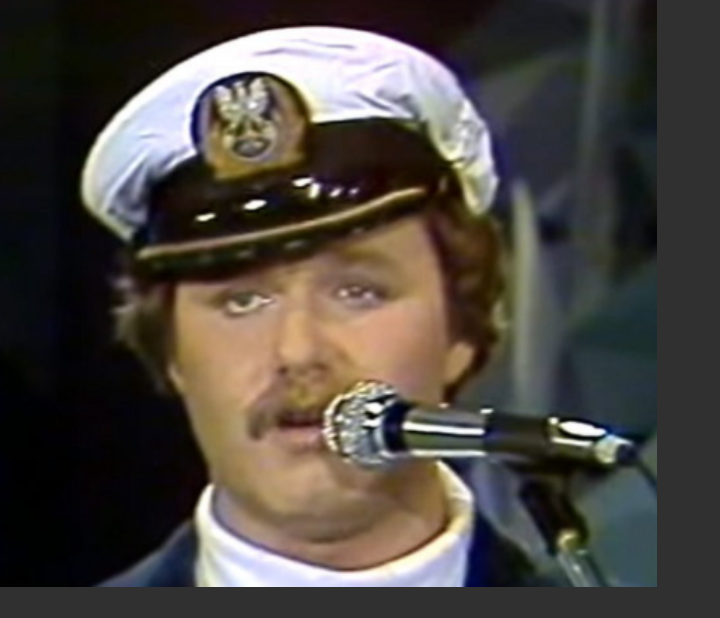
After one commit to Szymon-Zieba/kulkagra, an Android app: the FinishActivity screen opened directly, with no data from a screen before it, on a phone screen of 824 x 412 dp (held sideways). The commit adds this screen. Shown: the whole screen, without its empty margins (0-720 px from the left). Run offline under Robolectric (Android 15) with nearby library versions, the phone set to English and light mode, and no system bars.

Commit message:
Duże poprawki

```diff
--- a/app/src/main/java/org/o7planning/kulkagra/Ball.java
+++ b/app/src/main/java/org/o7planning/kulkagra/Ball.java
@@ -139,6 +139,9 @@ public class Ball {
      * @see RectF
      */
     public RectF putXAndY(float pX, float pY) {
+        if(this.mWidth < 0 || this.mHeight < 0)
+            return null;
+
         mSpeedX += pX / COMPENSATOR;
         if(mSpeedX > MAX_SPEED)
             mSpeedX = MAX_SPEED;
--- /dev/null
+++ b/app/src/main/java/org/o7planning/kulkagra/FinishActivity.java
@@ -0,0 +1,49 @@
+package org.o7planning.kulkagra;
+
+import androidx.appcompat.app.AppCompatActivity;
+
+import android.media.MediaPlayer;
+import android.os.Bundle;
+import android.os.*;
+import android.content.Intent;
+
+public class FinishActivity extends AppCompatActivity {
+    private MediaPlayer mediaPlayer;
+    int soundToPlay;
+
+    @Override
+    protected void onCreate(Bundle savedInstanceState) {
+        super.onCreate(savedInstanceState);
+        setContentView(R.layout.activity_finish);
+        try {
+            if (mediaPlayer.isPlaying()) {
+                mediaPlayer.stop();
+            }
+            mediaPlayer.start();
+        } catch (Exception e) {
+            e.printStackTrace();
+        }
+
+        soundToPlay = R.raw.parostatek;
+
+        mediaPlayer = MediaPlayer.create(this, soundToPlay);
+
+        // Ustaw obsługe odtwarzacza
+        mediaPlayer.setOnCompletionListener(new MediaPlayer.OnCompletionListener() {
+            public void onCompletion(MediaPlayer mp) {
+                mediaPlayer.release();
+            }
+        });
+
+        // Pauza jeśli już działa lub start jeśli nie
+        try {
+            if (mediaPlayer.isPlaying()) {
+                mediaPlayer.stop();
+            }
+            mediaPlayer.start();
+        } catch(Exception e) { e.printStackTrace(); }
+
+
+    }
+
+}
--- a/app/src/main/java/org/o7planning/kulkagra/PhysicalGameEngine.java
+++ b/app/src/main/java/org/o7planning/kulkagra/PhysicalGameEngine.java
@@ -66,6 +66,8 @@ public class PhysicalGameEngine implements SensorEventListener {
         if(mBall != null) {
             // Aktualizauj pozycje piłki
             RectF hitBox = mBall.putXAndY(x, y);
+
+            if(hitBox == null) return;
 
             for(Bloc block : mBlocks) {
                 // Stwórz nowy blok
@@ -251,7 +253,7 @@ public class PhysicalGameEngine implements SensorEventListener {
         mBall.setInitialRectangle(new RectF(b.getRectangle()));
         mBlocks.add(b);
 
-        mBlocks.add(new Bloc(Type.END, 8, 11));
+        mBlocks.add(new Bloc(Type.END, 2, 11));
 
         return mBlocks;
     }
--- /dev/null
+++ b/app/src/main/res/layout/activity_finish.xml
@@ -0,0 +1,16 @@
+<?xml version="1.0" encoding="utf-8"?>
+<androidx.constraintlayout.widget.ConstraintLayout xmlns:android="http://schemas.android.com/apk/res/android"
+    xmlns:app="http://schemas.android.com/apk/res-auto"
+    xmlns:tools="http://schemas.android.com/tools"
+    android:layout_width="wrap_content"
+    android:layout_height="wrap_content">
+
+    <ImageView
+        android:id="@+id/imageView7"
+        android:layout_width="wrap_content"
+        android:layout_height="wrap_content"
+        app:srcCompat="@drawable/krawczyk_end"
+        tools:layout_editor_absoluteX="131dp"
+        tools:layout_editor_absoluteY="0dp" />
+
+</androidx.constraintlayout.widget.ConstraintLayout>
--- a/app/src/main/res/values/strings.xml
+++ b/app/src/main/res/values/strings.xml
@@ -6,4 +6,7 @@
     <string name="next_round">Następny poziom --></string>
     <string name="defeat_title">Przegrałeś :(</string>
     <string name="defeat_msg">Spróbuj jeszcze raz!</string>
+    <string name="start_title">Rozpocznij grę</string>
+    <string name="start_msg">Podołasz wyzwaniu?</string>
+    <string name="start_game">START</string>
 </resources>
```
Also changed, not shown: app/src/main/AndroidManifest.xml (+14 -1 lines), app/src/main/java/org/o7planning/kulkagra/GameActivity.java (+49 -18 lines), app/src/main/res/layout/activity_home.xml (+3 -4 lines), app/src/main/res/drawable/android_studio_jest_beee.png (added), app/src/main/res/drawable/krawczyk_end.png (added).
